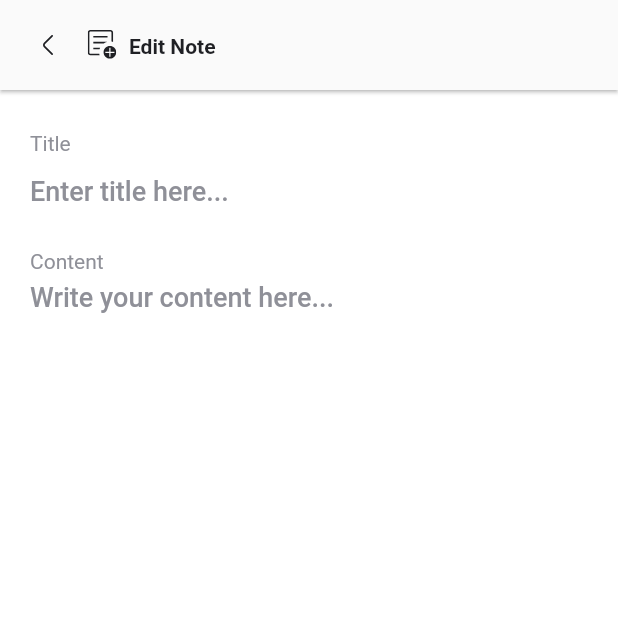
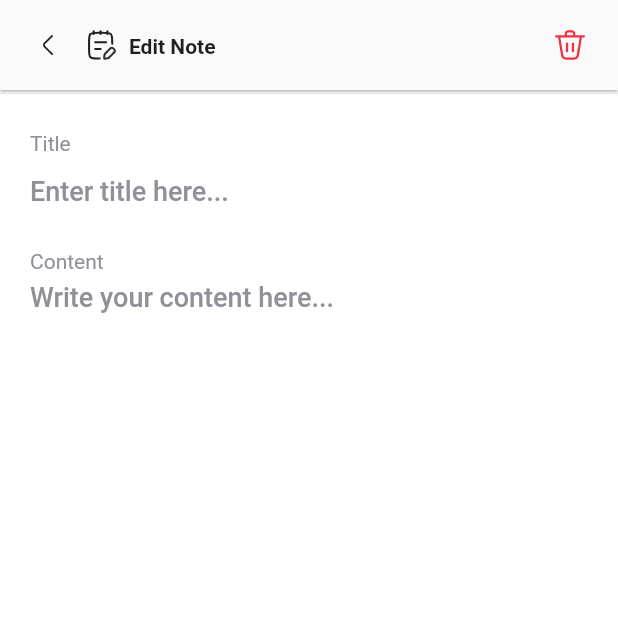
Before and after one commit to sanjeevnode/nort, a Flutter app: the EditNotePage screen opened directly with empty values, on a phone screen of 412 x 824 dp, the top half of it. Run offline on Flutter 3.47's test engine with Material 3 defaults, Android fonts, the phone set to English and light mode, and no system bars; our stand-ins replace bloc, equatable, flutter_bloc, flutter_native_splash, flutter_svg, shared_preferences and 1 more; missing offline and left inert: cryptography; accounts and stored records are empty; Roboto replaces fonts that are missing (Montserrat).

Commit message:
Add delete and edit icons, update edit note page to use new icons

```diff
--- a/lib/ui/view/home/edit_note_page.dart
+++ b/lib/ui/view/home/edit_note_page.dart
@@ -75,7 +75,7 @@ class _EditNotePageState extends State<EditNotePage> {
             title: 'Edit Note',
             enableBack: true,
             prefix: SvgPicture.asset(
-              'assets/icons/add.svg',
+              'assets/icons/edit-note.svg',
               width: 24,
               height: 24,
               colorFilter: const ColorFilter.mode(
@@ -83,6 +83,16 @@ class _EditNotePageState extends State<EditNotePage> {
                 BlendMode.srcIn,
               ),
             ),
+            actions: [
+              InkWell(
+                child: SvgPicture.asset(
+                  'assets/icons/delete.svg',
+                  width: 24,
+                  height: 24,
+                  color: AppColors.error900,
+                ),
+              )
+            ],
           ),
           floatingActionButton: ValueListenableBuilder(
             valueListenable: _titleController,
```
Also changed, not shown: assets/icons/delete.svg (added), assets/icons/edit-note.svg (added).
